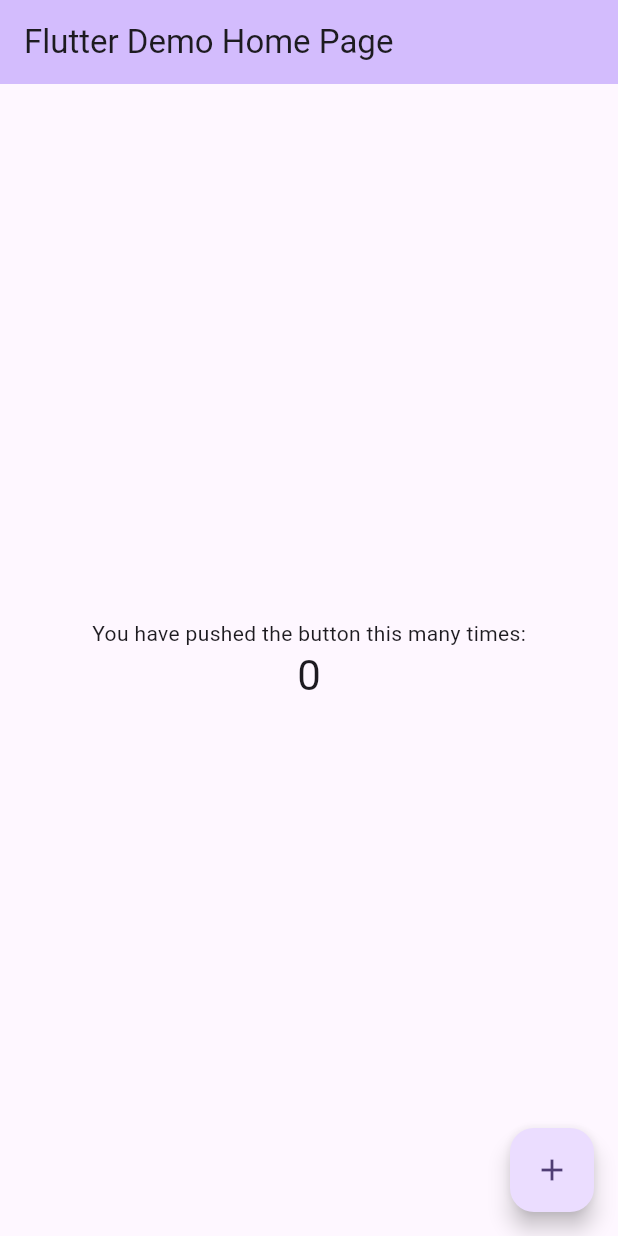
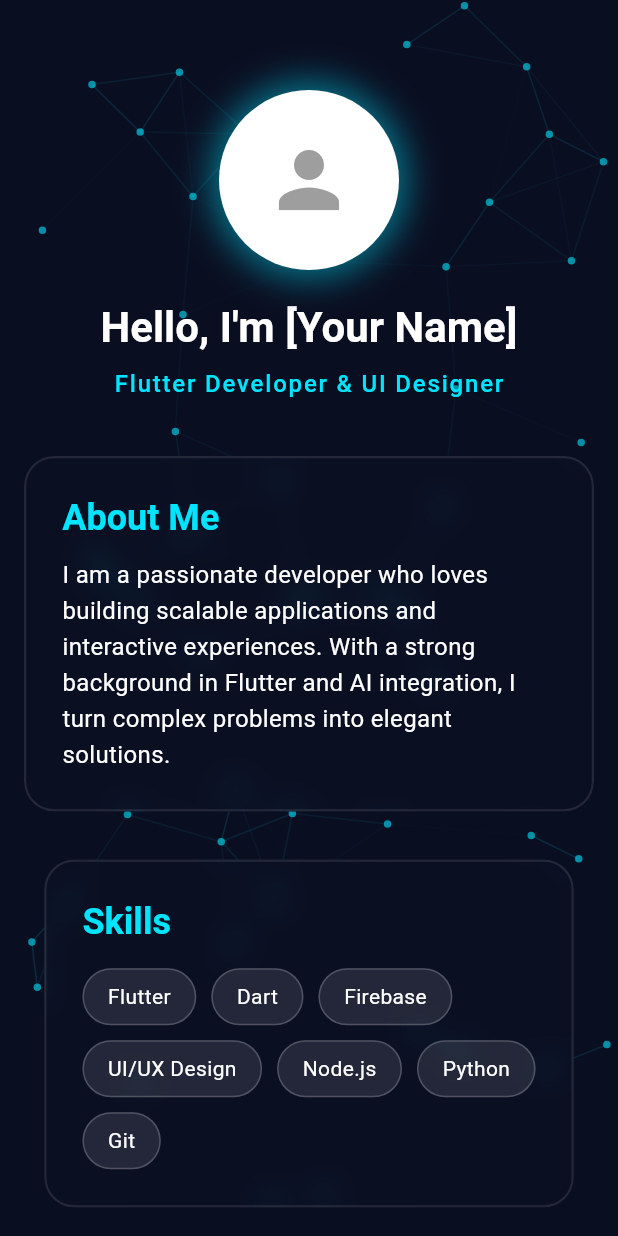
Before and after one commit to could-ai/019bd4dc-9ca3-7205-9ec1-8a82a9627974, a Flutter app: the screen it shows after launch, on a phone screen of 412 x 824 dp. Run offline on Flutter 3.47's test engine with Material 3 defaults, Android fonts, the phone set to English and light mode, and no system bars; our stand-ins replace font_awesome_flutter.

Commit message:
Setup main entry point with a dark, tech-inspired theme (Deep Blue & Cyan) suitable for a networking portfolio.; Create a custom animated background widget that simulates a networking effect with moving particles and connecting lines.; Create a reusable Glassmorphism card widget for a modern, sleek UI look.; Create the main Portfolio Screen with sections for Profile, About, Skills, Projects, and Contact, integrating the animated background and glassmorphism cards.; Add font_awesome_flutter dependency for social icons.

```diff
--- a/usr/lib/main.dart
+++ b/usr/lib/main.dart
@@ -1,123 +1,34 @@
 import 'package:flutter/material.dart';
+import 'package:couldai_user_app/screens/portfolio_screen.dart';
 
 void main() {
-  runApp(const MyApp());
+  runApp(const MyPortfolioApp());
 }
 
-class MyApp extends StatelessWidget {
-  const MyApp({super.key});
+class MyPortfolioApp extends StatelessWidget {
+  const MyPortfolioApp({super.key});
 
-  // This widget is the root of your application.
   @override
   Widget build(BuildContext context) {
     return MaterialApp(
-      title: 'Flutter Demo',
+      title: 'My Portfolio',
       debugShowCheckedModeBanner: false,
       theme: ThemeData(
-        // This is the theme of your application.
-        //
-        // TRY THIS: Try running your application with "flutter run". You'll see
-        // the application has a purple toolbar. Then, without quitting the app,
-        // try changing the seedColor in the colorScheme below to Colors.green
-        // and then invoke "hot reload" (save your changes or press the "hot
-        // reload" button in a Flutter-supported IDE, or press "r" if you used
-        // the command line to start the app).
-        //
-        // Notice that the counter didn't reset back to zero; the application
-        // state is not lost during the reload. To reset the state, use hot
-        // restart instead.
-        //
-        // This works for code too, not just values: Most code changes can be
-        // tested with just a hot reload.
-        colorScheme: ColorScheme.fromSeed(seedColor: Colors.deepPurple),
+        brightness: Brightness.dark,
+        primaryColor: const Color(0xFF00E5FF), // Cyan accent
+        scaffoldBackgroundColor: const Color(0xFF0A0E21), // Deep dark blue
+        colorScheme: const ColorScheme.dark(
+          primary: Color(0xFF00E5FF),
+          secondary: Color(0xFF2979FF),
+          surface: Color(0xFF1D1E33),
+        ),
+        useMaterial3: true,
+        fontFamily: 'Roboto', // Default, can be changed
       ),
       initialRoute: '/',
       routes: {
-        '/': (context) => const MyHomePage(title: 'Flutter Demo Home Page'),
+        '/': (context) => const PortfolioScreen(),
       },
     );
   }
 }
-
-class MyHomePage extends StatefulWidget {
-  const MyHomePage({super.key, required this.title});
-
-  // This widget is the home page of your application. It is stateful, meaning
-  // that it has a State object (defined below) that contains fields that affect
-  // how it looks.
-
-  // This class is the configuration for the state. It holds the values (in this
-  // case the title) provided by the parent (in this case the App widget) and
-  // used by the build method of the State. Fields in a Widget subclass are
-  // always marked "final".
-
-  final String title;
-
-  @override
-  State<MyHomePage> createState() => _MyHomePageState();
-}
-
-class _MyHomePageState extends State<MyHomePage> {
-  int _counter = 0;
-
-  void _incrementCounter() {
-    setState(() {
-      // This call to setState tells the Flutter framework that something has
-      // changed in this State, which causes it to rerun the build method below
-      // so that the display can reflect the updated values. If we changed
-      // _counter without calling setState(), then the build method would not be
-      // called again, and so nothing would appear to happen.
-      _counter++;
-    });
-  }
-
-  @override
-  Widget build(BuildContext context) {
-    // This method is rerun every time setState is called, for instance as done
-    // by the _incrementCounter method above.
-    //
-    // The Flutter framework has been optimized to make rerunning build methods
-    // fast, so that you can just rebuild anything that needs updating rather
-    // than having to individually change instances of widgets.
-    return Scaffold(
-      appBar: AppBar(
-        // TRY THIS: Try changing the color here to a specific color (to
-        // Colors.amber, perhaps?) and trigger a hot reload to see the AppBar
-        // change color while the other colors stay the same.
-        backgroundColor: Theme.of(context).colorScheme.inversePrimary,
-        // Here we take the value from the MyHomePage object that was created by
-        // the App.build method, and use it to set our appbar title.
-        title: Text(widget.title),
-      ),
-      body: Center(
-        // Center is a layout widget. It takes a single child and positions it
-        // in the middle of the parent.
-        child: Column(
-          // Column is also a layout widget. It takes a list of children and
-          // arranges them vertically. By default, it sizes itself to fit its
-          // children horizontally, and tries to be as tall as its parent.
-          //
-          // Column has various properties to control how it sizes itself and
-          // how it positions its children. Here we use mainAxisAlignment to
-          // center the children vertically; the main axis here is the vertical
-          // axis because Columns are vertical (the cross axis would be
-          // horizontal).
-          //
-          // TRY THIS: Invoke "debug painting" (choose the "Toggle Debug Paint"
-          // action in the IDE, or press "p" in the console), to see the
-          // wireframe for each widget.
-          mainAxisAlignment: MainAxisAlignment.center,
-          children: <Widget>[
-            const Text('You have pushed the button this many times:'),
-            Text('$_counter', style: Theme.of(context).textTheme.headlineMedium),
-          ],
-        ),
-      ),
-      floatingActionButton: FloatingActionButton(
-        onPressed: _incrementCounter,
-        tooltip: 'Increment',
-        child: const Icon(Icons.add),
-      ), // This trailing comma makes auto-formatting nicer for build methods.
-    );
-  }
-}
--- /dev/null
+++ b/usr/lib/screens/portfolio_screen.dart
@@ -0,0 +1,268 @@
+import 'package:flutter/material.dart';
+import 'package:couldai_user_app/widgets/network_background.dart';
+import 'package:couldai_user_app/widgets/glass_card.dart';
+import 'package:font_awesome_flutter/font_awesome_flutter.dart';
+
+class PortfolioScreen extends StatelessWidget {
+  const PortfolioScreen({super.key});
+
+  @override
+  Widget build(BuildContext context) {
+    return Scaffold(
+      body: Stack(
+        children: [
+          // 1. Animated Background
+          const Positioned.fill(child: NetworkBackground()),
+
+          // 2. Scrollable Content
+          SingleChildScrollView(
+            physics: const BouncingScrollPhysics(),
+            child: Column(
+              children: [
+                const SizedBox(height: 60),
+
+                // --- Profile Section ---
+                _buildProfileHeader(context),
+
+                const SizedBox(height: 20),
+
+                // --- About Section ---
+                GlassCard(
+                  child: Column(
+                    crossAxisAlignment: CrossAxisAlignment.start,
+                    children: [
+                      Text(
+                        "About Me",
+                        style: Theme.of(context).textTheme.headlineSmall?.copyWith(
+                          color: Theme.of(context).colorScheme.primary,
+                          fontWeight: FontWeight.bold,
+                        ),
+                      ),
+                      const SizedBox(height: 10),
+                      const Text(
+                        "I am a passionate developer who loves building scalable applications and interactive experiences. "
+                        "With a strong background in Flutter and AI integration, I turn complex problems into elegant solutions.",
+                        style: TextStyle(fontSize: 16, height: 1.5),
+                      ),
+                    ],
+                  ),
+                ),
+
+                // --- Skills Section ---
+                GlassCard(
+                  child: Column(
+                    crossAxisAlignment: CrossAxisAlignment.start,
+                    children: [
+                      Text(
+                        "Skills",
+                        style: Theme.of(context).textTheme.headlineSmall?.copyWith(
+                          color: Theme.of(context).colorScheme.primary,
+                          fontWeight: FontWeight.bold,
+                        ),
+                      ),
+                      const SizedBox(height: 15),
+                      Wrap(
+                        spacing: 10,
+                        runSpacing: 10,
+                        children: [
+                          _buildSkillChip("Flutter"),
+                          _buildSkillChip("Dart"),
+                          _buildSkillChip("Firebase"),
+                          _buildSkillChip("UI/UX Design"),
+                          _buildSkillChip("Node.js"),
+                          _buildSkillChip("Python"),
+                          _buildSkillChip("Git"),
+                        ],
+                      ),
+                    ],
+                  ),
+                ),
+
+                // --- Projects Section ---
+                Padding(
+                  padding: const EdgeInsets.symmetric(horizontal: 16.0, vertical: 8.0),
+                  child: Align(
+                    alignment: Alignment.centerLeft,
+                    child: Text(
+                      "Featured Projects",
+                      style: Theme.of(context).textTheme.headlineSmall?.copyWith(
+                        fontWeight: FontWeight.bold,
+                        color: Colors.white,
+                      ),
+                    ),
+                  ),
+                ),
+                _buildProjectCard(
+                  context,
+                  title: "E-Commerce App",
+                  description: "A full-featured shopping app with payment integration and real-time tracking.",
+                  icon: Icons.shopping_bag_outlined,
+                ),
+                _buildProjectCard(
+                  context,
+                  title: "AI Chat Assistant",
+                  description: "Smart chat interface powered by LLMs for natural language processing.",
+                  icon: Icons.chat_bubble_outline,
+                ),
+                _buildProjectCard(
+                  context,
+                  title: "Finance Tracker",
+                  description: "Personal finance management tool with data visualization and budget planning.",
+                  icon: Icons.pie_chart_outline,
+                ),
+
+                const SizedBox(height: 20),
+
+                // --- Contact Section ---
+                GlassCard(
+                  child: Column(
+                    children: [
+                      Text(
+                        "Get In Touch",
+                        style: Theme.of(context).textTheme.headlineSmall?.copyWith(
+                          color: Theme.of(context).colorScheme.primary,
+                          fontWeight: FontWeight.bold,
+                        ),
+                      ),
+                      const SizedBox(height: 20),
+                      Row(
+                        mainAxisAlignment: MainAxisAlignment.spaceEvenly,
+                        children: [
+                          _buildSocialButton(FontAwesomeIcons.github, "GitHub"),
+                          _buildSocialButton(FontAwesomeIcons.linkedin, "LinkedIn"),
+                          _buildSocialButton(FontAwesomeIcons.twitter, "Twitter"),
+                          _buildSocialButton(Icons.email, "Email"),
+                        ],
+                      ),
+                    ],
+                  ),
+                ),
+
+                const SizedBox(height: 50),
+                const Text(
+                  "© 2024 My Portfolio. Built with Flutter.",
+                  style: TextStyle(color: Colors.grey, fontSize: 12),
+                ),
+                const SizedBox(height: 30),
+              ],
+            ),
+          ),
+        ],
+      ),
+    );
+  }
+
+  Widget _buildProfileHeader(BuildContext context) {
+    return Column(
+      children: [
+        // Profile Picture with Glow Effect
+        Container(
+          decoration: BoxDecoration(
+            shape: BoxShape.circle,
+            boxShadow: [
+              BoxShadow(
+                color: Theme.of(context).colorScheme.primary.withOpacity(0.5),
+                blurRadius: 20,
+                spreadRadius: 5,
+              ),
+            ],
+          ),
+          child: const CircleAvatar(
+            radius: 60,
+            backgroundColor: Colors.white,
+            // Replace with your actual image asset: AssetImage('assets/profile.jpg')
+            child: Icon(Icons.person, size: 60, color: Colors.grey),
+          ),
+        ),
+        const SizedBox(height: 20),
+        Text(
+          "Hello, I'm [Your Name]",
+          style: Theme.of(context).textTheme.headlineMedium?.copyWith(
+            fontWeight: FontWeight.bold,
+            color: Colors.white,
+          ),
+        ),
+        const SizedBox(height: 8),
+        Text(
+          "Flutter Developer & UI Designer",
+          style: Theme.of(context).textTheme.titleMedium?.copyWith(
+            color: Theme.of(context).colorScheme.primary,
+            letterSpacing: 1.2,
+          ),
+        ),
+      ],
+    );
+  }
+
+  Widget _buildSkillChip(String label) {
+    return Container(
+      padding: const EdgeInsets.symmetric(horizontal: 16, vertical: 8),
+      decoration: BoxDecoration(
+        color: Colors.white.withOpacity(0.1),
+        borderRadius: BorderRadius.circular(20),
+        border: Border.all(color: Colors.white.withOpacity(0.2)),
+      ),
+      child: Text(
+        label,
+        style: const TextStyle(color: Colors.white),
+      ),
+    );
+  }
+
+  Widget _buildProjectCard(BuildContext context, {required String title, required String description, required IconData icon}) {
+    return GlassCard(
+      margin: const EdgeInsets.symmetric(horizontal: 16, vertical: 8),
+      child: Row(
+        children: [
+          Container(
+            padding: const EdgeInsets.all(12),
+            decoration: BoxDecoration(
+              color: Theme.of(context).colorScheme.primary.withOpacity(0.2),
+              borderRadius: BorderRadius.circular(12),
+            ),
+            child: Icon(icon, color: Theme.of(context).colorScheme.primary, size: 30),
+          ),
+          const SizedBox(width: 16),
+          Expanded(
+            child: Column(
+              crossAxisAlignment: CrossAxisAlignment.start,
+              children: [
+                Text(
+                  title,
+                  style: const TextStyle(
+                    fontSize: 18,
+                    fontWeight: FontWeight.bold,
+                    color: Colors.white,
+                  ),
+                ),
+                const SizedBox(height: 4),
+                Text(
+                  description,
+                  style: TextStyle(
+                    fontSize: 14,
+                    color: Colors.grey[300],
+                  ),
+                ),
+              ],
+            ),
+          ),
+          const Icon(Icons.arrow_forward_ios, color: Colors.white54, size: 16),
+        ],
+      ),
+    );
+  }
+
+  Widget _buildSocialButton(IconData icon, String label) {
+    return Column(
+      children: [
+        CircleAvatar(
+          radius: 25,
+          backgroundColor: Colors.white.withOpacity(0.1),
+          child: Icon(icon, color: Colors.white, size: 24),
+        ),
+        const SizedBox(height: 8),
+        Text(label, style: const TextStyle(fontSize: 12, color: Colors.white70)),
+      ],
+    );
+  }
+}
--- /dev/null
+++ b/usr/lib/widgets/glass_card.dart
@@ -0,0 +1,48 @@
+import 'dart:ui';
+import 'package:flutter/material.dart';
+
+class GlassCard extends StatelessWidget {
+  final Widget child;
+  final EdgeInsetsGeometry? padding;
+  final EdgeInsetsGeometry? margin;
+
+  const GlassCard({
+    super.key,
+    required this.child,
+    this.padding,
+    this.margin,
+  });
+
+  @override
+  Widget build(BuildContext context) {
+    return Container(
+      margin: margin ?? const EdgeInsets.all(16.0),
+      child: ClipRRect(
+        borderRadius: BorderRadius.circular(20),
+        child: BackdropFilter(
+          filter: ImageFilter.blur(sigmaX: 10, sigmaY: 10),
+          child: Container(
+            padding: padding ?? const EdgeInsets.all(24.0),
+            decoration: BoxDecoration(
+              color: Colors.white.withOpacity(0.05),
+              borderRadius: BorderRadius.circular(20),
+              border: Border.all(
+                color: Colors.white.withOpacity(0.1),
+                width: 1.5,
+              ),
+              gradient: LinearGradient(
+                begin: Alignment.topLeft,
+                end: Alignment.bottomRight,
+                colors: [
+                  Colors.white.withOpacity(0.1),
+                  Colors.white.withOpacity(0.05),
+                ],
+              ),
+            ),
+            child: child,
+          ),
+        ),
+      ),
+    );
+  }
+}
--- /dev/null
+++ b/usr/lib/widgets/network_background.dart
@@ -0,0 +1,128 @@
+import 'dart:math';
+import 'package:flutter/material.dart';
+
+class NetworkBackground extends StatefulWidget {
+  const NetworkBackground({super.key});
+
+  @override
+  State<NetworkBackground> createState() => _NetworkBackgroundState();
+}
+
+class _NetworkBackgroundState extends State<NetworkBackground>
+    with SingleTickerProviderStateMixin {
+  late AnimationController _controller;
+  final List<Particle> _particles = [];
+  final Random _random = Random();
+  final int _numberOfParticles = 50;
+
+  @override
+  void initState() {
+    super.initState();
+    _controller = AnimationController(
+      vsync: this,
+      duration: const Duration(seconds: 10),
+    )..repeat();
+  }
+
+  @override
+  void dispose() {
+    _controller.dispose();
+    super.dispose();
+  }
+
+  void _initParticles(Size size) {
+    if (_particles.isEmpty) {
+      for (int i = 0; i < _numberOfParticles; i++) {
+        _particles.add(Particle(
+          x: _random.nextDouble() * size.width,
+          y: _random.nextDouble() * size.height,
+          vx: _random.nextDouble() * 1.5 - 0.75, // Random velocity X
+          vy: _random.nextDouble() * 1.5 - 0.75, // Random velocity Y
+        ));
+      }
+    }
+  }
+
+  @override
+  Widget build(BuildContext context) {
+    return LayoutBuilder(
+      builder: (context, constraints) {
+        _initParticles(Size(constraints.maxWidth, constraints.maxHeight));
+        return AnimatedBuilder(
+          animation: _controller,
+          builder: (context, child) {
+            _updateParticles(Size(constraints.maxWidth, constraints.maxHeight));
+            return CustomPaint(
+              painter: NetworkPainter(_particles),
+              size: Size(constraints.maxWidth, constraints.maxHeight),
+            );
+          },
+        );
+      },
+    );
+  }
+
+  void _updateParticles(Size size) {
+    for (var particle in _particles) {
+      particle.x += particle.vx;
+      particle.y += particle.vy;
+
+      // Bounce off edges
+      if (particle.x < 0 || particle.x > size.width) particle.vx *= -1;
+      if (particle.y < 0 || particle.y > size.height) particle.vy *= -1;
+    }
+  }
+}
+
+class Particle {
+  double x;
+  double y;
+  double vx;
+  double vy;
+
+  Particle({required this.x, required this.y, required this.vx, required this.vy});
+}
+
+class NetworkPainter extends CustomPainter {
+  final List<Particle> particles;
+  final double connectionDistance = 100.0;
+
+  NetworkPainter(this.particles);
+
+  @override
+  void paint(Canvas canvas, Size size) {
+    final Paint dotPaint = Paint()
+      ..color = const Color(0xFF00E5FF).withOpacity(0.6)
+      ..style = PaintingStyle.fill;
+
+    final Paint linePaint = Paint()
+      ..color = const Color(0xFF00E5FF).withOpacity(0.2)
+      ..strokeWidth = 1.0;
+
+    for (int i = 0; i < particles.length; i++) {
+      // Draw particle
+      canvas.drawCircle(Offset(particles[i].x, particles[i].y), 2.5, dotPaint);
+
+      // Draw connections
+      for (int j = i + 1; j < particles.length; j++) {
+        double dx = particles[i].x - particles[j].x;
+        double dy = particles[i].y - particles[j].y;
+        double distance = sqrt(dx * dx + dy * dy);
+
+        if (distance < connectionDistance) {
+          // Fade line based on distance
+          linePaint.color = const Color(0xFF00E5FF)
+              .withOpacity(0.2 * (1 - distance / connectionDistance));
+          canvas.drawLine(
+            Offset(particles[i].x, particles[i].y),
+            Offset(particles[j].x, particles[j].y),
+            linePaint,
+          );
+        }
+      }
+    }
+  }
+
+  @override
+  bool shouldRepaint(covariant CustomPainter oldDelegate) => true;
+}
```
Also changed, not shown: usr/pubspec.yaml (+2 -70 lines).
